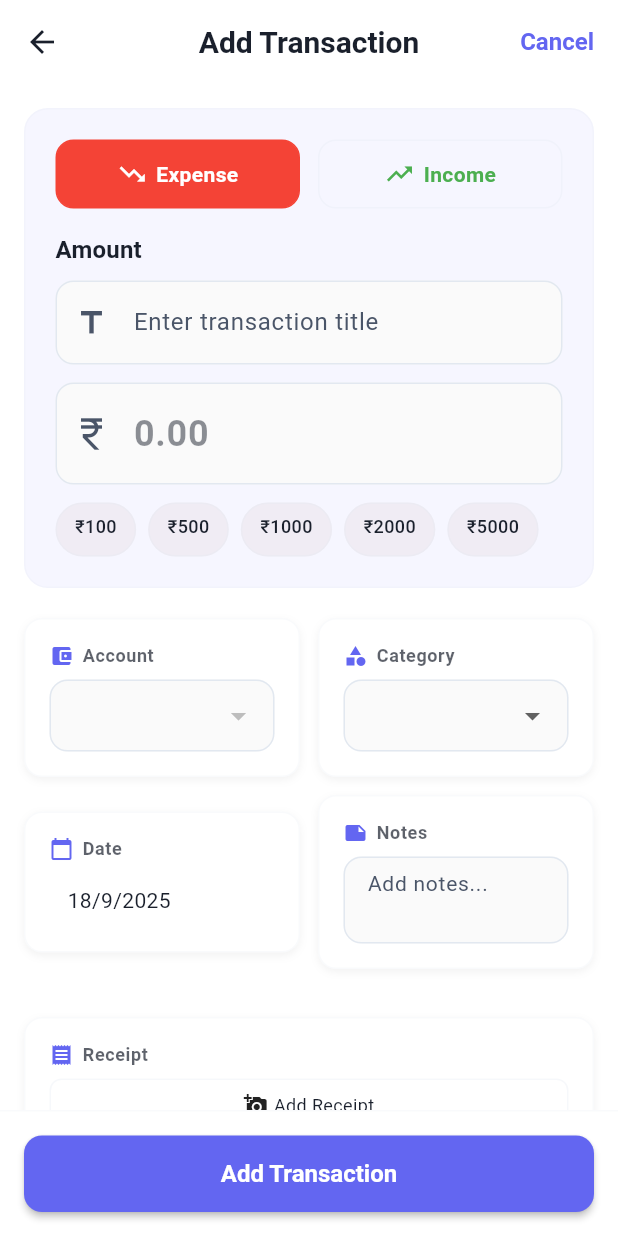
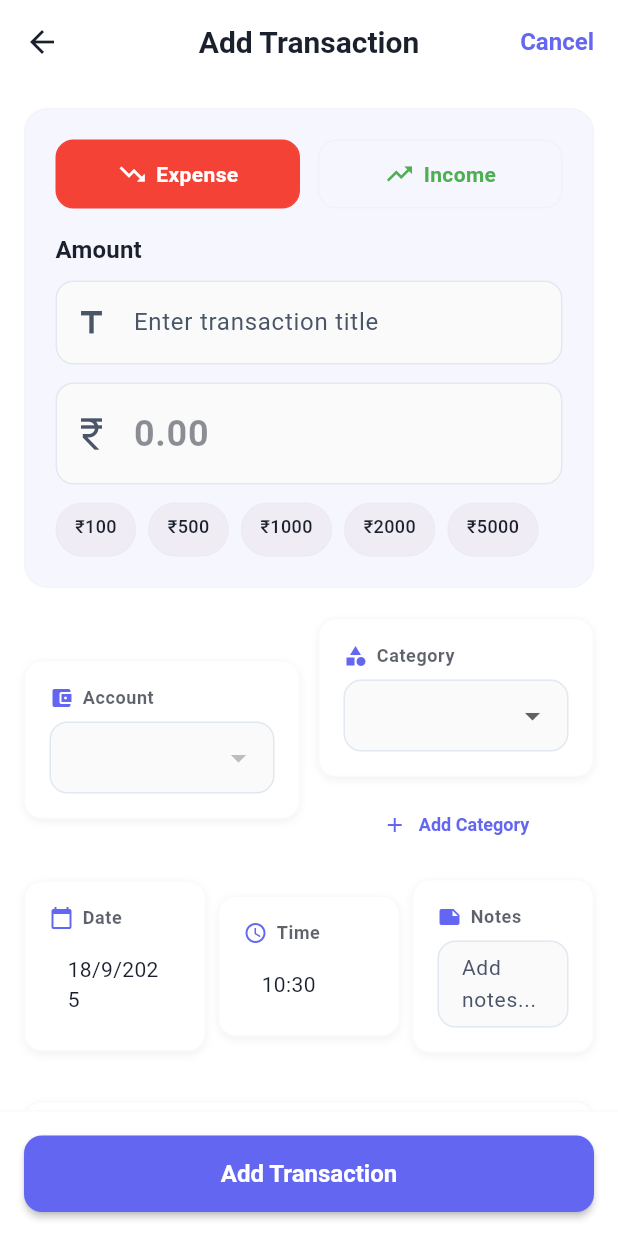
Before and after one commit to korelium/kora-expense-tracker, a Flutter app: the CompactTransactionForm screen opened directly, on a phone screen of 412 x 824 dp. Run offline on Flutter 3.47's test engine with Material 3 defaults, Android fonts, the light colour scheme and no system bars; our stand-ins replace fl_chart, hive, hive_flutter, image_picker, introduction_screen, shared_preferences; accounts and stored records are empty.

Commit message:
Add user-friendly category management and time selection
- Added 'Add Category' button below category dropdown
- Added 'Add Subcategory' button below subcategory dropdown
- Added time selection card alongside date and notes
- Improved layout with Date, Time, Notes in one row
- Users can now easily create new categories and subcategories
- Time picker integrated for precise transaction timing
- All features remain user-friendly and accessible
- No hidden functionality - everything visible upfront

```diff
--- a/lib/presentation/widgets/transaction_form/widgets/compact_transaction_form.dart
+++ b/lib/presentation/widgets/transaction_form/widgets/compact_transaction_form.dart
@@ -342,11 +342,13 @@ class _CompactTransactionFormState extends State<CompactTransactionForm> {
           const SizedBox(height: 12),
         ],
 
-        // Date and Notes in one row
+        // Date, Time, and Notes in one row
         Row(
           children: [
             Expanded(child: _buildDateCard()),
-            const SizedBox(width: 12),
+            const SizedBox(width: 8),
+            Expanded(child: _buildTimeCard()),
+            const SizedBox(width: 8),
             Expanded(child: _buildNotesCard()),
           ],
         ),
@@ -390,7 +392,9 @@ class _CompactTransactionFormState extends State<CompactTransactionForm> {
         : app_category.CategoryType.expense;
     final mainCategories = transactionProvider.getMainCategories(categoryType);
 
-    return _buildInfoCard(
+    return Column(
+      children: [
+        _buildInfoCard(
           title: 'Category',
           icon: Icons.category,
           child: DropdownButtonFormField<String>(
@@ -414,6 +418,21 @@ class _CompactTransactionFormState extends State<CompactTransactionForm> {
             onChanged: _controller.updateCategoryId,
             validator: (value) => value == null ? 'Select category' : null,
           ),
+        ),
+        const SizedBox(height: 8),
+        SizedBox(
+          width: double.infinity,
+          child: TextButton.icon(
+            onPressed: () => _showAddCategoryDialog(),
+            icon: const Icon(Icons.add, size: 16),
+            label: const Text('Add Category', style: TextStyle(fontSize: 12)),
+            style: TextButton.styleFrom(
+              foregroundColor: Theme.of(context).colorScheme.primary,
+              padding: const EdgeInsets.symmetric(vertical: 8),
+            ),
+          ),
+        ),
+      ],
     );
   }
 
@@ -429,6 +448,24 @@ class _CompactTransactionFormState extends State<CompactTransactionForm> {
           padding: const EdgeInsets.symmetric(horizontal: 12, vertical: 8),
           child: Text(
             '${_controller.selectedDate.day}/${_controller.selectedDate.month}/${_controller.selectedDate.year}',
+            style: const TextStyle(fontSize: 14),
+          ),
+        ),
+      ),
+    );
+  }
+
+  /// Time selection card
+  Widget _buildTimeCard() {
+    return _buildInfoCard(
+      title: 'Time',
+      icon: Icons.access_time,
+      child: GestureDetector(
+        onTap: _selectTime,
+        child: Container(
+          padding: const EdgeInsets.symmetric(horizontal: 12, vertical: 8),
+          child: Text(
+            '${_controller.selectedTime.hour.toString().padLeft(2, '0')}:${_controller.selectedTime.minute.toString().padLeft(2, '0')}',
             style: const TextStyle(fontSize: 14),
           ),
         ),
@@ -485,7 +522,9 @@ class _CompactTransactionFormState extends State<CompactTransactionForm> {
   Widget _buildSubcategoryCard(TransactionProviderHive transactionProvider) {
     final subcategories = transactionProvider.getSubcategories(_controller.selectedCategoryId!);
 
-    return _buildInfoCard(
+    return Column(
+      children: [
+        _buildInfoCard(
           title: 'Subcategory',
           icon: Icons.subdirectory_arrow_right,
           child: subcategories.isEmpty
@@ -524,6 +563,21 @@ class _CompactTransactionFormState extends State<CompactTransactionForm> {
                     _controller.updateSubcategoryId(value);
                   },
                 ),
+        ),
+        const SizedBox(height: 8),
+        SizedBox(
+          width: double.infinity,
+          child: TextButton.icon(
+            onPressed: () => _showAddSubcategoryDialog(),
+            icon: const Icon(Icons.add, size: 16),
+            label: const Text('Add Subcategory', style: TextStyle(fontSize: 12)),
+            style: TextButton.styleFrom(
+              foregroundColor: Theme.of(context).colorScheme.primary,
+              padding: const EdgeInsets.symmetric(vertical: 8),
+            ),
+          ),
+        ),
+      ],
     );
   }
 
@@ -680,6 +734,17 @@ class _CompactTransactionFormState extends State<CompactTransactionForm> {
     }
   }
 
+  /// Select time
+  Future<void> _selectTime() async {
+    final TimeOfDay? picked = await showTimePicker(
+      context: context,
+      initialTime: _controller.selectedTime,
+    );
+    if (picked != null && picked != _controller.selectedTime) {
+      _controller.updateTime(picked);
+    }
+  }
+
   /// Show delete confirmation dialog
   Future<void> _showDeleteConfirmation() async {
     final confirmed = await showDialog<bool>(
@@ -725,6 +790,40 @@ class _CompactTransactionFormState extends State<CompactTransactionForm> {
           );
         }
       }
+    }
+  }
+
+  /// Show add category dialog
+  Future<void> _showAddCategoryDialog() async {
+    final categoryType = _controller.selectedType == TransactionType.income
+        ? app_category.CategoryType.income
+        : app_category.CategoryType.expense;
+
+    final result = await Navigator.pushNamed(
+      context,
+      '/add-category',
+      arguments: {'type': categoryType, 'parentId': null},
+    );
+
+    if (result == true) {
+      setState(() {}); // Refresh the form
+    }
+  }
+
+  /// Show add subcategory dialog
+  Future<void> _showAddSubcategoryDialog() async {
+    final categoryType = _controller.selectedType == TransactionType.income
+        ? app_category.CategoryType.income
+        : app_category.CategoryType.expense;
+
+    final result = await Navigator.pushNamed(
+      context,
+      '/add-category',
+      arguments: {'type': categoryType, 'parentId': _controller.selectedCategoryId},
+    );
+
+    if (result == true) {
+      setState(() {}); // Refresh the form
     }
   }
 
```
Lines whose indentation alone changed are shown as unchanged.
